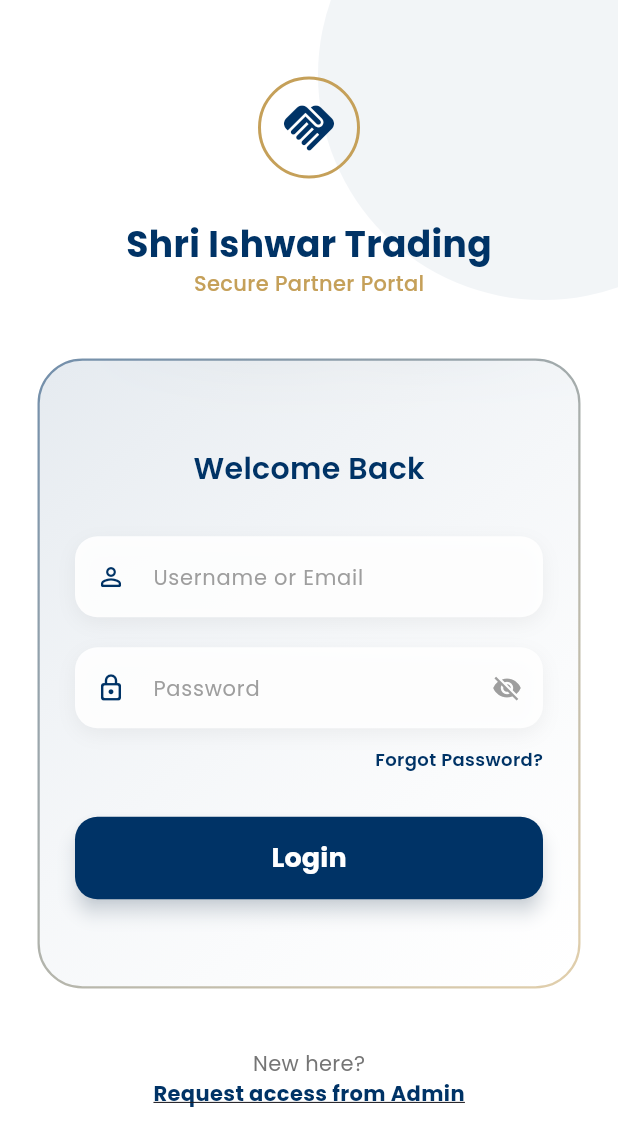
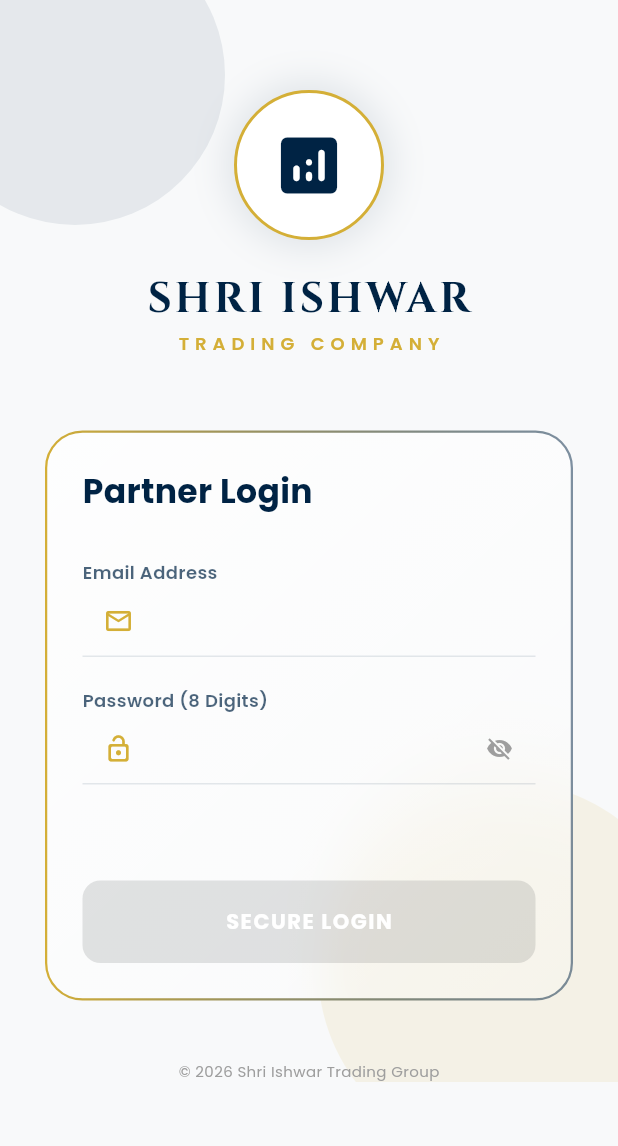
Before and after one commit to Rj-Inovite/ishwar-trading-mobile-app, a Flutter app: the LoginScreen screen opened directly, on a phone screen of 412 x 824 dp. Shown: the top 1146 px of the screen. Run offline on Flutter 3.47's test engine with Material 3 defaults, Android fonts, the phone set to English and light mode, and no system bars; drawn by our look-alikes of glassmorphism; our stand-ins replace animate_do, flutter_animate, google_fonts, pdf, printing.

Commit message:
Enhance login UI with gold/navy theme and 8-digit validation

```diff
--- a/lib/login.dart
+++ b/lib/login.dart
@@ -2,7 +2,8 @@ import 'package:flutter/material.dart';
 import 'package:google_fonts/google_fonts.dart';
 import 'package:glassmorphism/glassmorphism.dart';
 import 'package:animate_do/animate_do.dart';
-import 'home.dart'; // Ensure this file exists for the dashboard
+import 'package:flutter/services.dart';
+import 'home.dart';
 
 class LoginScreen extends StatefulWidget {
   const LoginScreen({super.key});
@@ -12,176 +13,203 @@ class LoginScreen extends StatefulWidget {
 }
 
 class _LoginScreenState extends State<LoginScreen> {
-  // Controller and State for password visibility
+  final _formKey = GlobalKey<FormState>();
   bool _isPasswordVisible = false;
-  final TextEditingController _usernameController = TextEditingController();
+  bool _isFormValid = false;
+
+  final TextEditingController _emailController = TextEditingController();
   final TextEditingController _passwordController = TextEditingController();
 
-  // Theme Colors
-  final Color navyBlue = const Color(0xFF003366);
-  final Color cottonGold = const Color(0xFFC5A059);
+  // Premium Theme Palette
+  final Color navyBlue = const Color(0xFF002344); // Deeper Navy
+  final Color cottonGold = const Color(0xFFD4AF37); // Metallic Gold
+  final Color softWhite = const Color(0xFFF8F9FA);
+
+  @override
+  void initState() {
+    super.initState();
+    // Listen to changes to enable/disable button in real-time
+    _emailController.addListener(_validateForm);
+    _passwordController.addListener(_validateForm);
+  }
+
+  void _validateForm() {
+    final emailValid = RegExp(r'^[\w-\.]+@([\w-]+\.)+[\w-]{2,4}$').hasMatch(_emailController.text);
+    final passwordValid = _passwordController.text.length == 8;
+
+    setState(() {
+      _isFormValid = emailValid && passwordValid;
+    });
+  }
+
+  @override
+  void dispose() {
+    _emailController.dispose();
+    _passwordController.dispose();
+    super.dispose();
+  }
 
   @override
   Widget build(BuildContext context) {
     return Scaffold(
-      backgroundColor: Colors.white,
+      backgroundColor: softWhite,
       body: Stack(
         children: [
-          // 1. BACKGROUND AESTHETIC
+          // Background Design Elements
           Positioned(
-            top: -100,
-            right: -100,
-            child: CircleAvatar(
-              radius: 150,
-              backgroundColor: navyBlue.withOpacity(0.05),
+            top: -50,
+            left: -50,
+            child: _buildBlurCircle(200, navyBlue.withOpacity(0.08)),
           ),
+          Positioned(
+            bottom: -50,
+            right: -50,
+            child: _buildBlurCircle(250, cottonGold.withOpacity(0.1)),
           ),
 
           SafeArea(
             child: SingleChildScrollView(
-              padding: const EdgeInsets.symmetric(horizontal: 25),
+              padding: const EdgeInsets.symmetric(horizontal: 30),
+              child: Form(
+                key: _formKey,
                 child: Column(
                   children: [
-                  const SizedBox(height: 40),
+                    const SizedBox(height: 60),
 
-                  // 2. LOGO & BRANDING
+                    // 1. MODERN TRADING LOGO
                     FadeInDown(
                       duration: const Duration(milliseconds: 800),
                       child: Column(
                         children: [
                           Container(
-                          height: 90,
-                          padding: const EdgeInsets.all(12),
+                            height: 100,
+                            width: 100,
                             decoration: BoxDecoration(
+                              color: Colors.white,
                               shape: BoxShape.circle,
+                              boxShadow: [
+                                BoxShadow(
+                                  color: navyBlue.withOpacity(0.1),
+                                  blurRadius: 20,
+                                  spreadRadius: 5,
+                                )
+                              ],
                               border: Border.all(color: cottonGold, width: 2),
                             ),
-                          child: Image.network(
-                            'https://cdn-icons-png.flaticon.com/512/3532/3532824.png',
-                            errorBuilder: (context, _, __) => Icon(Icons.handshake, color: navyBlue, size: 40),
+                            child: Icon(Icons.analytics_rounded, color: navyBlue, size: 50),
                           ),
-                        ),
-                        const SizedBox(height: 15),
+                          const SizedBox(height: 20),
                           Text(
-                          "Shri Ishwar Trading",
-                          style: GoogleFonts.poppins(
-                            fontSize: 24,
+                            "SHRI ISHWAR",
+                            style: GoogleFonts.cinzel(
+                              fontSize: 28,
                               fontWeight: FontWeight.bold,
                               color: navyBlue,
+                              letterSpacing: 2,
                             ),
                           ),
                           Text(
-                          "Secure Partner Portal",
+                            "TRADING COMPANY",
                             style: GoogleFonts.poppins(
-                            fontSize: 14,
+                              fontSize: 12,
                               color: cottonGold,
-                            fontWeight: FontWeight.w500,
+                              fontWeight: FontWeight.w600,
+                              letterSpacing: 4,
                             ),
                           ),
                         ],
                       ),
                     ),
 
-                  const SizedBox(height: 40),
+                    const SizedBox(height: 50),
 
-                  // 3. GLASSMORPHIC LOGIN CARD
+                    // 2. GLASSMORPHIC LOGIN CARD
                     FadeInUp(
                       duration: const Duration(milliseconds: 1000),
                       child: GlassmorphicContainer(
                         width: double.infinity,
-                      height: 420,
-                      borderRadius: 30,
-                      blur: 20,
+                        height: 380,
+                        borderRadius: 25,
+                        blur: 15,
                         alignment: Alignment.center,
                         border: 1.5,
                         linearGradient: LinearGradient(
                           begin: Alignment.topLeft,
                           end: Alignment.bottomRight,
                           colors: [
-                          navyBlue.withOpacity(0.1),
-                          Colors.white.withOpacity(0.05),
+                            Colors.white.withOpacity(0.8),
+                            Colors.white.withOpacity(0.2),
                           ],
                         ),
                         borderGradient: LinearGradient(
-                        begin: Alignment.topLeft,
-                        end: Alignment.bottomRight,
-                        colors: [
-                          navyBlue.withOpacity(0.5),
-                          cottonGold.withOpacity(0.5),
-                        ],
+                          colors: [cottonGold, navyBlue.withOpacity(0.5)],
                         ),
                         child: Padding(
                           padding: const EdgeInsets.all(25.0),
                           child: Column(
-                          mainAxisAlignment: MainAxisAlignment.center,
+                            crossAxisAlignment: CrossAxisAlignment.start,
                             children: [
                               Text(
-                              "Welcome Back",
+                                "Partner Login",
                                 style: GoogleFonts.poppins(
-                                fontSize: 20,
-                                fontWeight: FontWeight.w600,
+                                  fontSize: 22,
+                                  fontWeight: FontWeight.bold,
                                   color: navyBlue,
                                 ),
                               ),
                               const SizedBox(height: 30),
 
-                            // Username Field
-                            _buildInputField(
-                              controller: _usernameController,
-                              hint: "Username or Email",
-                              icon: Icons.person_outline_rounded,
+                              // Email Field
+                              _buildTextField(
+                                controller: _emailController,
+                                label: "Email Address",
+                                icon: Icons.email_outlined,
+                                keyboardType: TextInputType.emailAddress,
                               ),
+
                               const SizedBox(height: 20),
 
                               // Password Field
-                            _buildInputField(
+                              _buildTextField(
                                 controller: _passwordController,
-                              hint: "Password",
-                              icon: Icons.lock_outline_rounded,
+                                label: "Password (8 Digits)",
+                                icon: Icons.lock_open_rounded,
                                 isPassword: true,
+                                inputFormatters: [
+                                  LengthLimitingTextInputFormatter(8),
+                                  FilteringTextInputFormatter.digitsOnly,
+                                ],
                               ),
 
-                            const SizedBox(height: 12),
-                            Align(
-                              alignment: Alignment.centerRight,
-                              child: Text(
-                                "Forgot Password?",
-                                style: GoogleFonts.poppins(
-                                  color: navyBlue,
-                                  fontSize: 12,
-                                  fontWeight: FontWeight.w600,
-                                ),
-                              ),
-                            ),
+                              const Spacer(),
 
-                            const SizedBox(height: 30),
-
-                            // LOGIN BUTTON
+                              // LOGIN BUTTON (State-Dependent)
                               SizedBox(
                                 width: double.infinity,
                                 height: 55,
+                                child: AnimatedContainer(
+                                  duration: const Duration(milliseconds: 300),
                                   child: ElevatedButton(
-                                onPressed: () {
-                                  // Navigating to Home/Dashboard
+                                    onPressed: _isFormValid ? () {
                                       Navigator.pushReplacement(
                                         context,
                                         MaterialPageRoute(builder: (context) => const HomeScreen()),
                                       );
-                                },
+                                    } : null,
                                     style: ElevatedButton.styleFrom(
-                                  backgroundColor: navyBlue,
-                                  foregroundColor: Colors.white,
+                                      backgroundColor: _isFormValid ? navyBlue : Colors.grey[400],
                                       shape: RoundedRectangleBorder(
-                                    borderRadius: BorderRadius.circular(15),
+                                        borderRadius: BorderRadius.circular(12),
                                       ),
-                                  elevation: 5,
-                                  shadowColor: navyBlue.withOpacity(0.4),
+                                      elevation: _isFormValid ? 8 : 0,
                                     ),
                                     child: Text(
-                                  "Login",
+                                      "SECURE LOGIN",
                                       style: GoogleFonts.poppins(
-                                    fontSize: 18,
                                         fontWeight: FontWeight.bold,
+                                        letterSpacing: 1,
+                                        color: Colors.white,
+                                      ),
                                     ),
                                   ),
                                 ),
@@ -193,28 +221,12 @@ class _LoginScreenState extends State<LoginScreen> {
                     ),
 
                     const SizedBox(height: 40),
-
-                  // 4. FOOTER
-                  FadeIn(
-                    delay: const Duration(milliseconds: 1500),
-                    child: Column(
-                      children: [
                     Text(
-                          "New here?",
-                          style: GoogleFonts.poppins(color: Colors.grey[600]),
-                        ),
-                        Text(
-                          "Request access from Admin",
-                          style: GoogleFonts.poppins(
-                            color: navyBlue,
-                            fontWeight: FontWeight.bold,
-                            decoration: TextDecoration.underline,
-                          ),
+                      "© 2026 Shri Ishwar Trading Group",
+                      style: GoogleFonts.poppins(fontSize: 10, color: Colors.grey),
                     ),
                   ],
                 ),
-                  ),
-                ],
               ),
             ),
           ),
@@ -223,47 +235,46 @@ class _LoginScreenState extends State<LoginScreen> {
     );
   }
 
-  // Reusable Input Field Widget
-  Widget _buildInputField({
+  Widget _buildBlurCircle(double size, Color color) {
+    return Container(
+      width: size,
+      height: size,
+      decoration: BoxDecoration(shape: BoxShape.circle, color: color),
+    );
+  }
+
+  Widget _buildTextField({
     required TextEditingController controller,
-    required String hint,
+    required String label,
     required IconData icon,
     bool isPassword = false,
+    TextInputType? keyboardType,
+    List<TextInputFormatter>? inputFormatters,
   }) {
-    return Container(
-      decoration: BoxDecoration(
-        color: Colors.white.withOpacity(0.9),
-        borderRadius: BorderRadius.circular(15),
-        boxShadow: [
-          BoxShadow(
-            color: Colors.black.withOpacity(0.05),
-            blurRadius: 10,
-            offset: const Offset(0, 4),
+    return Column(
+      crossAxisAlignment: CrossAxisAlignment.start,
+      children: [
+        Text(
+          label,
+          style: GoogleFonts.poppins(fontSize: 12, fontWeight: FontWeight.w600, color: navyBlue.withOpacity(0.7)),
+        ),
+        TextField(
+          controller: controller,
+          obscureText: isPassword ? !_isPasswordVisible : false,
+          keyboardType: keyboardType,
+          inputFormatters: inputFormatters,
+          style: GoogleFonts.poppins(color: navyBlue, fontWeight: FontWeight.w500),
+          decoration: InputDecoration(
+            prefixIcon: Icon(icon, color: cottonGold, size: 20),
+            suffixIcon: isPassword ? IconButton(
+              icon: Icon(_isPasswordVisible ? Icons.visibility : Icons.visibility_off, color: Colors.grey, size: 18),
+              onPressed: () => setState(() => _isPasswordVisible = !_isPasswordVisible),
+            ) : null,
+            enabledBorder: UnderlineInputBorder(borderSide: BorderSide(color: navyBlue.withOpacity(0.1))),
+            focusedBorder: UnderlineInputBorder(borderSide: BorderSide(color: cottonGold, width: 2)),
+          ),
         ),
       ],
-      ),
-      child: TextField(
-        controller: controller,
-        obscureText: isPassword ? !_isPasswordVisible : false,
-        style: GoogleFonts.poppins(color: navyBlue),
-        decoration: InputDecoration(
-          hintText: hint,
-          hintStyle: GoogleFonts.poppins(color: Colors.grey[500], fontSize: 14),
-          prefixIcon: Icon(icon, color: navyBlue, size: 20),
-          suffixIcon: isPassword
-              ? IconButton(
-                  icon: Icon(
-                    _isPasswordVisible ? Icons.visibility : Icons.visibility_off,
-                    color: Colors.grey,
-                    size: 20,
-                  ),
-                  onPressed: () => setState(() => _isPasswordVisible = !_isPasswordVisible),
-                )
-              : null,
-          border: InputBorder.none,
-          contentPadding: const EdgeInsets.symmetric(vertical: 15),
-        ),
-      ),
     );
   }
 }
```
Lines whose indentation alone changed are shown as unchanged.
